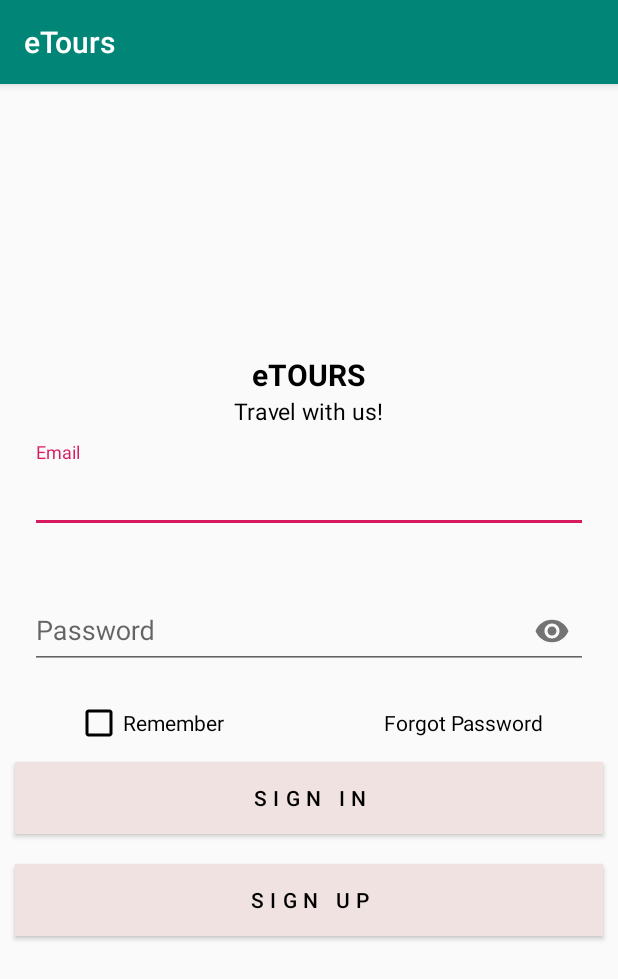
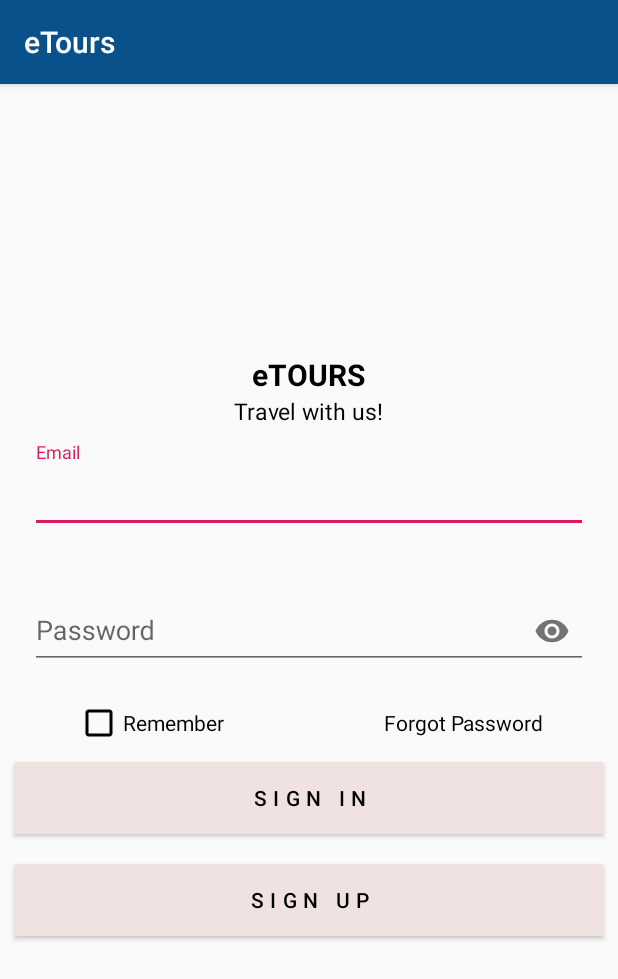
Before and after one commit to Rodgerhenryson/eTours, an Android app: the screen it shows after launch (MainActivity), on a phone screen of 412 x 824 dp. Shown: the top 979 px of the screen. Run offline under Robolectric (Android 15) with nearby library versions, the phone set to English and light mode, and no system bars.

Commit message:
linearLayout orientation

```diff
--- a/app/src/main/res/layout/activity_main.xml
+++ b/app/src/main/res/layout/activity_main.xml
@@ -1,5 +1,6 @@
 <?xml version="1.0" encoding="utf-8"?>
-<LinearLayout xmlns:android="http://schemas.android.com/apk/res/android"
+<LinearLayout
+    xmlns:android="http://schemas.android.com/apk/res/android"
     xmlns:app="http://schemas.android.com/apk/res-auto"
     xmlns:tools="http://schemas.android.com/tools"
     android:layout_width="match_parent"
@@ -10,37 +11,39 @@
 
     <TextView
         android:id="@+id/etoursText"
-        android:textSize="20sp"
-        android:textStyle="bold"
-        android:layout_marginTop="180dp"
-        android:textColor="@android:color/black"
-        android:layout_gravity="center"
         android:layout_width="wrap_content"
         android:layout_height="wrap_content"
-        android:text="eTOURS"/>
+        android:layout_gravity="center"
+        android:layout_marginTop="180dp"
+        android:text="eTOURS"
+        android:textColor="@android:color/black"
+        android:textSize="20sp"
+        android:textStyle="bold" />
+
     <TextView
         android:id="@+id/travelWithUsText"
-        android:textSize="15sp"
-        android:textColor="@android:color/black"
-        android:layout_gravity="center"
         android:layout_width="wrap_content"
         android:layout_height="wrap_content"
-        android:text="Travel with us!"/>
+        android:layout_gravity="center"
+        android:text="Travel with us!"
+        android:textColor="@android:color/black"
+        android:textSize="15sp" />
 
     <com.google.android.material.textfield.TextInputLayout
         android:layout_width="match_parent"
-        android:layout_margin="10dp"
-        android:layout_height="wrap_content">
+        android:layout_height="wrap_content"
+        android:layout_margin="10dp">
+
         <EditText
             android:id="@+id/email1"
-       android:layout_margin="10dp"
+            android:layout_width="match_parent"
 
 
+            android:layout_height="50dp"
+            android:layout_gravity="center_horizontal"
+            android:layout_margin="10dp"
             android:backgroundTint="@android:color/black"
-        android:layout_gravity="center_horizontal"
-        android:hint="@string/email"
-        android:layout_width="match_parent"
-        android:layout_height="50dp"/>
+            android:hint="@string/email" />
     </com.google.android.material.textfield.TextInputLayout>
 
     <com.google.android.material.textfield.TextInputLayout
@@ -51,57 +54,61 @@
 
         <EditText
             android:id="@+id/pass1"
+            android:layout_width="match_parent"
+
+            android:layout_height="50dp"
             android:layout_margin="10dp"
+            android:hint="@string/password"
+            android:inputType="textPassword" />
+    </com.google.android.material.textfield.TextInputLayout>
 
-        android:hint="@string/password"
-        android:inputType="textPassword"
-        android:layout_width="match_parent"
-        android:layout_height="50dp"/>
-    </com.google.android.material.textfield.TextInputLayout>
     <LinearLayout
-        android:paddingLeft="50dp"
-        android:paddingRight="50dp"
         android:layout_width="match_parent"
         android:layout_height="wrap_content"
-        android:orientation="horizontal">
+        android:orientation="horizontal"
+        android:paddingLeft="50dp"
+        android:paddingRight="50dp">
+
         <CheckBox
             android:id="@+id/remember"
             android:layout_width="0dp"
             android:layout_height="wrap_content"
             android:layout_weight="1"
-            android:textColor="@android:color/black"
+            android:buttonTint="@android:color/black"
             android:text="Remember"
-            android:buttonTint="@android:color/black"/>
+            android:textColor="@android:color/black" />
+
         <TextView
             android:id="@+id/forgotPass"
-                android:gravity="right"
-                android:layout_weight="1"
             android:layout_width="0dp"
             android:layout_height="wrap_content"
-                android:textColor="@android:color/black"
-                android:text="Forgot Password"/>
+            android:layout_weight="1"
+            android:gravity="right"
+            android:text="Forgot Password"
+            android:textColor="@android:color/black" />
     </LinearLayout>
+
     <Button
         android:id="@+id/btnSignIn"
-    android:textColor="@android:color/black"
-    android:layout_margin="10dp"
-    android:layout_gravity="center_horizontal"
         android:layout_width="match_parent"
         android:layout_height="wrap_content"
+        android:layout_gravity="center_horizontal"
+        android:layout_margin="10dp"
+        android:background="@drawable/sign_up_button"
+        android:letterSpacing="0.3"
         android:text="SIGN IN"
-    android:background="@drawable/sign_up_button"
-    android:letterSpacing="0.3"/>
+        android:textColor="@android:color/black" />
 
 
     <Button
         android:id="@+id/btnSignUp"
-        android:textColor="@android:color/black"
-        android:layout_marginTop="30dp"
-        android:layout_margin="10dp"
-        android:layout_gravity="center_horizontal"
         android:layout_width="match_parent"
         android:layout_height="wrap_content"
+        android:layout_gravity="center_horizontal"
+        android:layout_margin="10dp"
+        android:layout_marginTop="30dp"
+        android:background="@drawable/sign_up_button"
+        android:letterSpacing="0.3"
         android:text="@string/sign_up"
-        android:background="@drawable/sign_up_button"
-        android:letterSpacing="0.3"/>
+        android:textColor="@android:color/black" />
 </LinearLayout>
--- a/app/src/main/res/values/colors.xml
+++ b/app/src/main/res/values/colors.xml
@@ -1,7 +1,7 @@
 <?xml version="1.0" encoding="utf-8"?>
 <resources>
-    <color name="colorPrimary">#008577</color>
-    <color name="colorPrimaryDark">#00574B</color>
+    <color name="colorPrimary">#08518B</color>
+    <color name="colorPrimaryDark">#094153</color>
     <color name="colorAccent">#D81B60</color>
     <color name="colorButton">#f0e2e1</color>
 
```
Lines whose indentation alone changed are shown as unchanged.
